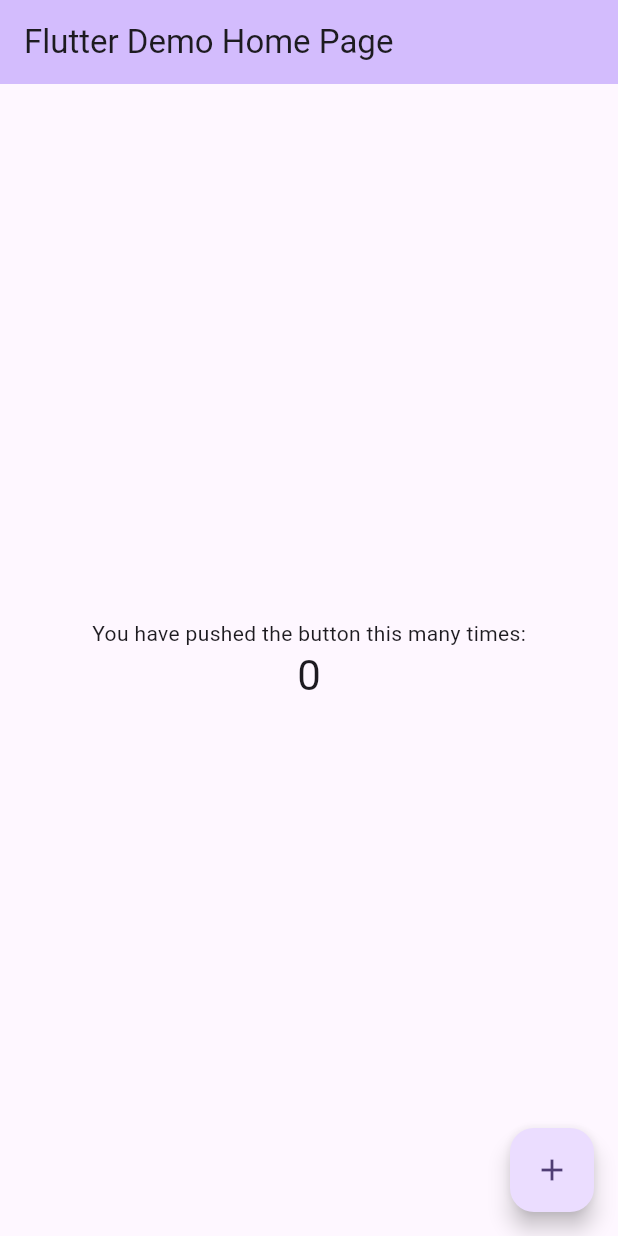
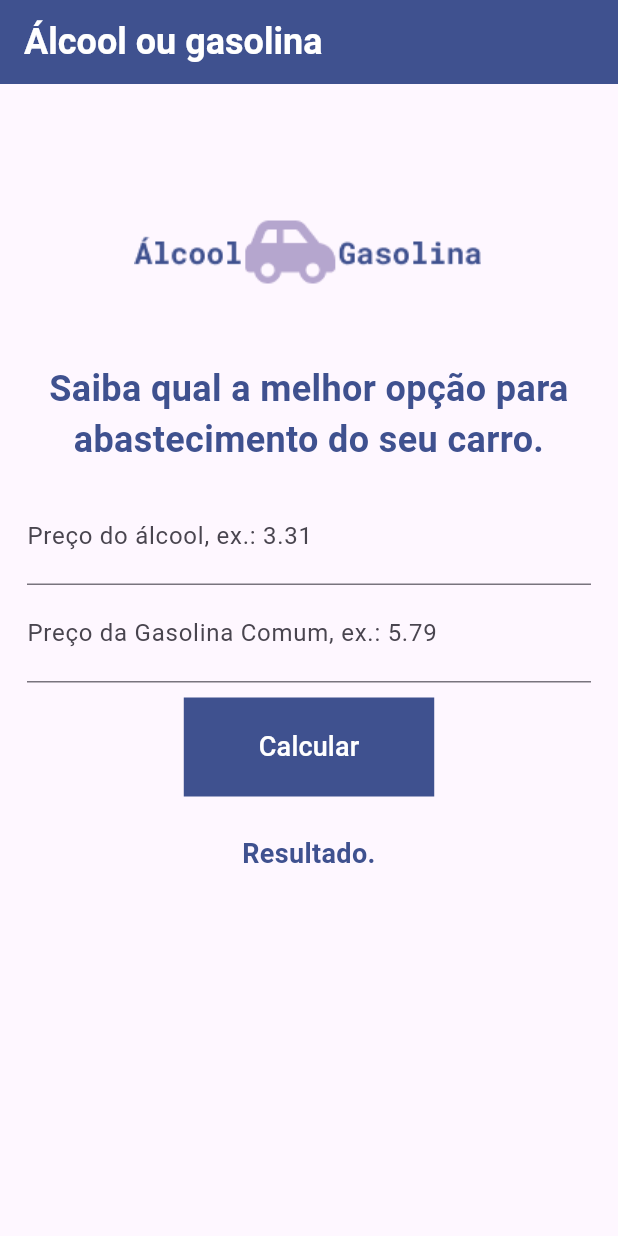
Before and after one commit to MoniceMorais/alcool_ou_gasolina_app, a Flutter app: the screen it shows after launch, on a phone screen of 412 x 824 dp. Run offline on Flutter 3.47's test engine with Material 3 defaults, Android fonts, the phone set to English and light mode, and no system bars.

```diff
--- /dev/null
+++ b/lib/home.dart
@@ -0,0 +1,111 @@
+import 'package:flutter/material.dart';
+
+class Home extends StatefulWidget {
+  const Home({super.key});
+
+  @override
+  State<Home> createState() => _HomeState();
+}
+
+class _HomeState extends State<Home> {
+  TextEditingController _controllerAlcool = TextEditingController();
+  TextEditingController _controllerGasolina = TextEditingController();
+
+  @override
+  Widget build(BuildContext context) {
+    return Scaffold(
+      appBar: AppBar(
+        title: const Text(
+          "Álcool ou gasolina",
+          style: TextStyle(
+            fontSize: 24,
+            color: Colors.white,
+            fontWeight: FontWeight.bold,
+          ),
+        ),
+        backgroundColor: const Color.fromRGBO(63, 81, 143, 1),
+      ),
+      body: ListView(children: [
+        Column(
+          crossAxisAlignment: CrossAxisAlignment.stretch,
+          children: [
+            Padding(
+              padding: const EdgeInsets.all(18),
+              child: Column(children: [
+                Padding(
+                  padding: const EdgeInsets.only(top: 70, bottom: 50),
+                  child: Image.asset("images/logo.png"),
+                ),
+                const Padding(
+                  padding: EdgeInsets.only(bottom: 15),
+                  child: Text(
+                    "Saiba qual a melhor opção para abastecimento do seu carro.",
+                    textAlign: TextAlign.center,
+                    style: TextStyle(
+                      fontSize: 24,
+                      color: Color.fromRGBO(63, 81, 143, 1),
+                      fontWeight: FontWeight.bold,
+                    ),
+                  ),
+                ),
+                TextField(
+                  keyboardType: TextInputType.number,
+                  decoration: const InputDecoration(
+                    labelText: "Preço do álcool, ex.: 3.31",
+                  ),
+                  style: const TextStyle(
+                    fontSize: 22,
+                  ),
+                  controller: _controllerAlcool,
+                ),
+                TextField(
+                  keyboardType: TextInputType.number,
+                  decoration: const InputDecoration(
+                    labelText: "Preço da Gasolina Comum, ex.: 5.79",
+                  ),
+                  style: const TextStyle(
+                    fontSize: 22,
+                  ),
+                  controller: _controllerGasolina,
+                ),
+                Padding(
+                  padding: const EdgeInsets.only(top: 10),
+                  child: TextButton(
+                    onPressed: () {},
+                    style: TextButton.styleFrom(
+                      foregroundColor: Colors.white,
+                      backgroundColor: const Color.fromRGBO(63, 81, 143, 1),
+                      shape: const RoundedRectangleBorder(
+                        borderRadius: BorderRadius.all(Radius.zero),
+                      ),
+                      padding:
+                          EdgeInsets.symmetric(horizontal: 50, vertical: 20),
+                    ),
+                    child: const Text(
+                      "Calcular",
+                      style: TextStyle(
+                        fontSize: 18,
+                      ),
+                    ),
+                  ),
+                ),
+                const Padding(
+                  padding: EdgeInsets.only(top: 25),
+                  child: Text(
+                    "Resultado.",
+                    textAlign: TextAlign.center,
+                    style: TextStyle(
+                      fontSize: 18,
+                      color: Color.fromRGBO(63, 81, 143, 1),
+                      fontWeight: FontWeight.bold,
+                    ),
+                  ),
+                ),
+              ]),
+            )
+          ],
+        )
+      ]),
+    );
+  }
+}
--- a/lib/main.dart
+++ b/lib/main.dart
@@ -1,125 +1,9 @@
 import 'package:flutter/material.dart';
+import 'package:alcool_ou_gasolina/home.dart';
 
 void main() {
-  runApp(const MyApp());
+  runApp(const MaterialApp(
+    debugShowCheckedModeBanner: false,
+    home: Home(),
+  ));
 }
-
-class MyApp extends StatelessWidget {
-  const MyApp({super.key});
-
-  // This widget is the root of your application.
-  @override
-  Widget build(BuildContext context) {
-    return MaterialApp(
-      title: 'Flutter Demo',
-      theme: ThemeData(
-        // This is the theme of your application.
-        //
-        // TRY THIS: Try running your application with "flutter run". You'll see
-        // the application has a purple toolbar. Then, without quitting the app,
-        // try changing the seedColor in the colorScheme below to Colors.green
-        // and then invoke "hot reload" (save your changes or press the "hot
-        // reload" button in a Flutter-supported IDE, or press "r" if you used
-        // the command line to start the app).
-        //
-        // Notice that the counter didn't reset back to zero; the application
-        // state is not lost during the reload. To reset the state, use hot
-        // restart instead.
-        //
-        // This works for code too, not just values: Most code changes can be
-        // tested with just a hot reload.
-        colorScheme: ColorScheme.fromSeed(seedColor: Colors.deepPurple),
-        useMaterial3: true,
-      ),
-      home: const MyHomePage(title: 'Flutter Demo Home Page'),
-    );
-  }
-}
-
-class MyHomePage extends StatefulWidget {
-  const MyHomePage({super.key, required this.title});
-
-  // This widget is the home page of your application. It is stateful, meaning
-  // that it has a State object (defined below) that contains fields that affect
-  // how it looks.
-
-  // This class is the configuration for the state. It holds the values (in this
-  // case the title) provided by the parent (in this case the App widget) and
-  // used by the build method of the State. Fields in a Widget subclass are
-  // always marked "final".
-
-  final String title;
-
-  @override
-  State<MyHomePage> createState() => _MyHomePageState();
-}
-
-class _MyHomePageState extends State<MyHomePage> {
-  int _counter = 0;
-
-  void _incrementCounter() {
-    setState(() {
-      // This call to setState tells the Flutter framework that something has
-      // changed in this State, which causes it to rerun the build method below
-      // so that the display can reflect the updated values. If we changed
-      // _counter without calling setState(), then the build method would not be
-      // called again, and so nothing would appear to happen.
-      _counter++;
-    });
-  }
-
-  @override
-  Widget build(BuildContext context) {
-    // This method is rerun every time setState is called, for instance as done
-    // by the _incrementCounter method above.
-    //
-    // The Flutter framework has been optimized to make rerunning build methods
-    // fast, so that you can just rebuild anything that needs updating rather
-    // than having to individually change instances of widgets.
-    return Scaffold(
-      appBar: AppBar(
-        // TRY THIS: Try changing the color here to a specific color (to
-        // Colors.amber, perhaps?) and trigger a hot reload to see the AppBar
-        // change color while the other colors stay the same.
-        backgroundColor: Theme.of(context).colorScheme.inversePrimary,
-        // Here we take the value from the MyHomePage object that was created by
-        // the App.build method, and use it to set our appbar title.
-        title: Text(widget.title),
-      ),
-      body: Center(
-        // Center is a layout widget. It takes a single child and positions it
-        // in the middle of the parent.
-        child: Column(
-          // Column is also a layout widget. It takes a list of children and
-          // arranges them vertically. By default, it sizes itself to fit its
-          // children horizontally, and tries to be as tall as its parent.
-          //
-          // Column has various properties to control how it sizes itself and
-          // how it positions its children. Here we use mainAxisAlignment to
-          // center the children vertically; the main axis here is the vertical
-          // axis because Columns are vertical (the cross axis would be
-          // horizontal).
-          //
-          // TRY THIS: Invoke "debug painting" (choose the "Toggle Debug Paint"
-          // action in the IDE, or press "p" in the console), to see the
-          // wireframe for each widget.
-          mainAxisAlignment: MainAxisAlignment.center,
-          children: <Widget>[
-            const Text(
-              'You have pushed the button this many times:',
-            ),
-            Text(
-              '$_counter',
-              style: Theme.of(context).textTheme.headlineMedium,
-            ),
-          ],
-        ),
-      ),
-      floatingActionButton: FloatingActionButton(
-        onPressed: _incrementCounter,
-        tooltip: 'Increment',
-        child: const Icon(Icons.add),
-      ), // This trailing comma makes auto-formatting nicer for build methods.
-    );
-  }
-}
--- a/pubspec.yaml
+++ b/pubspec.yaml
@@ -62,7 +62,8 @@ flutter:
   # assets:
   #   - images/a_dot_burr.jpeg
   #   - images/a_dot_ham.jpeg
-
+  assets:
+    - images/logo.png
   # An image asset can refer to one or more resolution-specific "variants", see
   # https://flutter.dev/assets-and-images/#resolution-aware
 
```
Also changed, not shown: images/logo.png (added), 1 other file.
